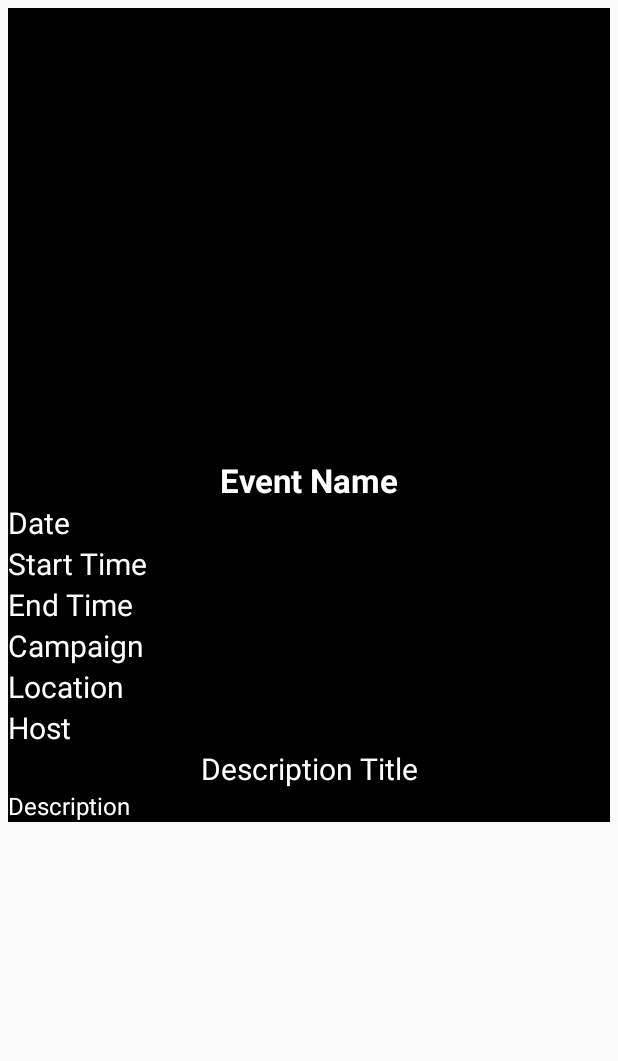
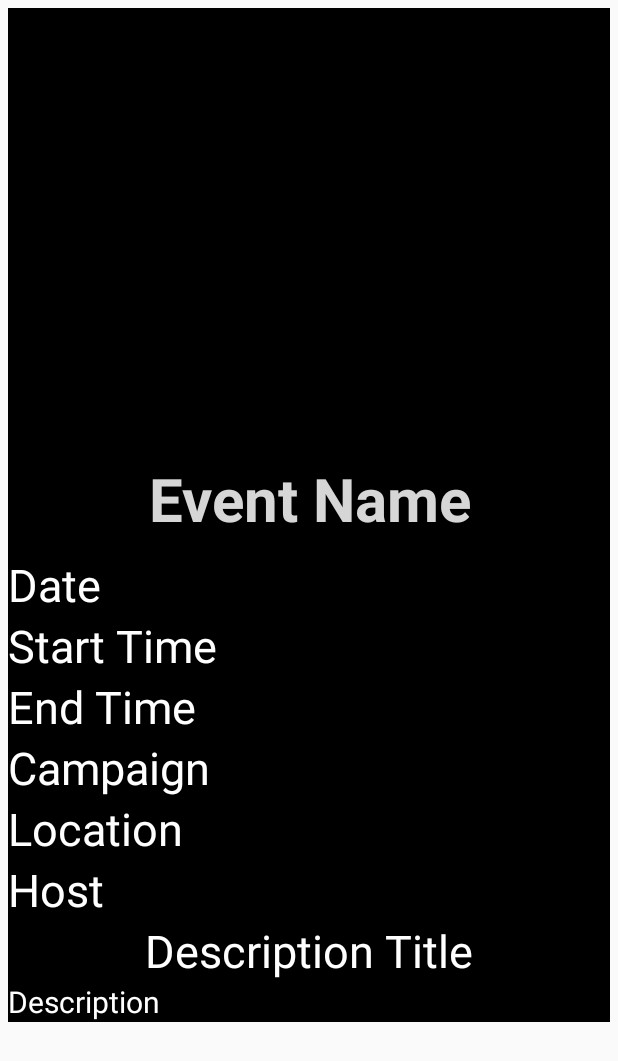
Before and after one commit to Smalley2001/Tout_le_Monde, an Android app: the layout item_event.xml on its own in the app's theme, with its tools: preview values and no code run, on a phone screen of 412 x 824 dp. Shown: the top 1061 px of the screen. Run offline under Robolectric (Android 15) with nearby library versions, the phone set to English and light mode, and no system bars.

Commit message:
Update layout for item_event.xml to populate events in recycler views

```diff
--- a/app/src/main/res/layout/item_event.xml
+++ b/app/src/main/res/layout/item_event.xml
@@ -19,10 +19,11 @@
         android:layout_width="match_parent"
         android:layout_height="wrap_content"
         android:text="Event Name"
-        android:textColor="@color/white"
+        android:textColor="@color/sky"
         android:textAlignment="center"
         android:textAppearance="@style/TextAppearance.AppCompat.Large"
         android:textStyle="bold"
+        android:textSize="40sp"
         android:id="@+id/tvEventName" />
 
     <TextView
@@ -30,14 +31,15 @@
         android:layout_height="wrap_content"
         android:text="Date"
         android:textColor="@color/white"
-        android:textSize="20sp"
+        android:layout_marginTop="10dp"
+        android:textSize="30sp"
         android:id="@+id/tvDate" />
 
     <TextView
         android:layout_width="match_parent"
         android:layout_height="wrap_content"
         android:text="Start Time"
-        android:textSize="20sp"
+        android:textSize="30sp"
         android:textColor="@color/white"
         android:id="@+id/tvStart" />
 
@@ -45,7 +47,7 @@
         android:layout_width="match_parent"
         android:layout_height="wrap_content"
         android:text="End Time"
-        android:textSize="20sp"
+        android:textSize="30sp"
         android:textColor="@color/white"
         android:id="@+id/tvEnd" />
 
@@ -53,7 +55,7 @@
         android:layout_width="match_parent"
         android:layout_height="wrap_content"
         android:text="Campaign"
-        android:textSize="20sp"
+        android:textSize="30sp"
         android:textColor="@color/white"
         android:id="@+id/gotCampaign" />
 
@@ -61,7 +63,7 @@
         android:layout_width="match_parent"
         android:layout_height="wrap_content"
         android:text="Location"
-        android:textSize="20sp"
+        android:textSize="30sp"
         android:textColor="@color/white"
         android:id="@+id/tvEventLocation" />
 
@@ -70,7 +72,7 @@
         android:layout_height="wrap_content"
         android:text="Host"
         android:textColor="@color/white"
-        android:textSize="20sp"
+        android:textSize="30sp"
         android:id="@+id/tvHost" />
 
     <TextView
@@ -78,7 +80,7 @@
         android:layout_height="wrap_content"
         android:text="Description Title"
         android:textAlignment="center"
-        android:textSize="20sp"
+        android:textSize="30sp"
         android:textColor="@color/white"
         android:id="@+id/tvDescriptionTitle" />
 
@@ -86,7 +88,7 @@
         android:layout_width="match_parent"
         android:layout_height="wrap_content"
         android:text="Description"
-        android:textSize="16sp"
+        android:textSize="20sp"
         android:textColor="@color/white"
         android:id="@+id/tvDescription" />
 </LinearLayout>
```
